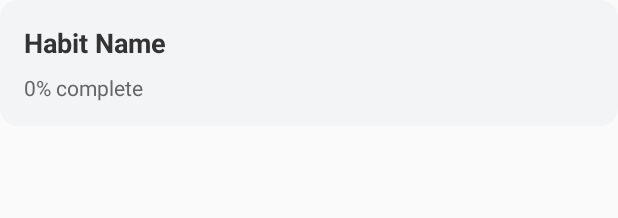
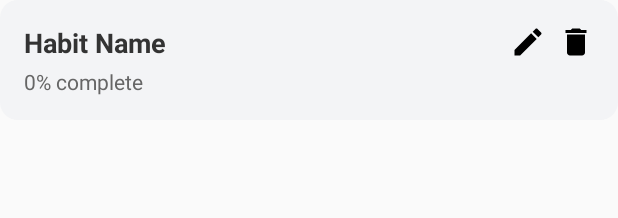
Before and after one commit to pranavpratheekmalleboyina/android-streakly, an Android app: the layout item_habit_card.xml on its own in the app's theme, with its tools: preview values and no code run, on a phone screen of 412 x 824 dp. Shown: the top 218 px of the screen. Run offline under Robolectric (Android 15) with nearby library versions, the phone set to English and light mode, and no system bars.

Commit message:
added the functionality for both the add and edit buttons for the habits

```diff
--- a/app/src/main/java/com/pranav/streakly/SplashActivity.java
+++ b/app/src/main/java/com/pranav/streakly/SplashActivity.java
@@ -26,7 +26,7 @@ public class SplashActivity extends AppCompatActivity {
         //details about the animation
         ImageView splashLogo = findViewById(R.id.splashLogo);
         AlphaAnimation fadeIn = new AlphaAnimation(0f,1f);
-        fadeIn.setDuration(500); //the fade in occurs for only 1 second
+        fadeIn.setDuration(500); //the fade in occurs for only 0.5 second
         fadeIn.setFillAfter(true);
         splashLogo.startAnimation(fadeIn);
 
--- /dev/null
+++ b/app/src/main/res/drawable/ic_delete.xml
@@ -0,0 +1,9 @@
+<vector xmlns:android="http://schemas.android.com/apk/res/android"
+    android:width="24dp"
+    android:height="24dp"
+    android:viewportWidth="24"
+    android:viewportHeight="24">
+    <path
+        android:fillColor="#FF000000"
+        android:pathData="M6 19c0 1.1 0.9 2 2 2h8c1.1 0 2 -0.9 2 -2V7H6v12zM19 4h-3.5l-1 -1h-5l-1 1H5v2h14V4z" />
+</vector>
--- /dev/null
+++ b/app/src/main/res/drawable/ic_edit.xml
@@ -0,0 +1,9 @@
+<vector xmlns:android="http://schemas.android.com/apk/res/android"
+    android:width="24dp"
+    android:height="24dp"
+    android:viewportWidth="24.0"
+    android:viewportHeight="24.0">
+    <path
+        android:fillColor="#FF000000"
+        android:pathData="M3 17.25V21h3.75l11.06 -11.06 -3.75 -3.75L3 17.25zM20.71 7.04c0.39 -0.39 0.39 -1.02 0 -1.41l-2.34 -2.34c-0.39 -0.39 -1.02 -0.39 -1.41 0l-1.83 1.83 3.75 3.75 1.83 -1.83z" />
+</vector>
--- a/app/src/main/res/layout/item_habit_card.xml
+++ b/app/src/main/res/layout/item_habit_card.xml
@@ -7,21 +7,45 @@
     android:background="@drawable/habit_card_bg"
     android:layout_marginBottom="12dp">
 
+    <LinearLayout
+        android:layout_width="match_parent"
+        android:layout_height="wrap_content"
+        android:orientation="horizontal"
+        >
+
         <TextView
             android:id="@+id/tvHabitName"
-        android:layout_width="wrap_content"
+            android:layout_width="0dp"
+            android:layout_weight="1"
             android:layout_height="wrap_content"
             android:text="Habit Name"
             android:textSize="18sp"
             android:textStyle="bold"
             android:textColor="#333" />
 
+        <ImageView
+            android:id="@+id/btnEdit"
+            android:layout_width="wrap_content"
+            android:layout_height="wrap_content"
+            android:src="@drawable/ic_edit"
+            android:layout_marginStart="8dp"
+            android:contentDescription="Edit Habit" />
+
+        <ImageView
+            android:id="@+id/btnDelete"
+            android:layout_width="wrap_content"
+            android:layout_height="wrap_content"
+            android:src="@drawable/ic_delete"
+            android:layout_marginStart="8dp"
+            android:contentDescription="Delete Habit" />
+    </LinearLayout>
+
     <TextView
         android:id="@+id/tvProgress"
         android:layout_width="wrap_content"
         android:layout_height="wrap_content"
+        android:layout_marginTop="4dp"
         android:text="0% complete"
-        android:textSize="14sp"
         android:textColor="#666"
-        android:layout_marginTop="8dp"/>
+        android:textSize="14sp"/>
 </LinearLayout>
```
Also changed, not shown: app/src/main/java/com/pranav/streakly/HomeDashboardActivity.java (+16 -7 lines), app/src/main/java/com/pranav/streakly/adapters/HabitAdapter.java (+96 -2 lines), app/src/main/java/com/pranav/streakly/models/Habit.java (+18 -0 lines), app/src/main/res/layout/dialog_edit_habit.xml (added, +19 -0 lines). Lines whose indentation alone changed are shown as unchanged.
